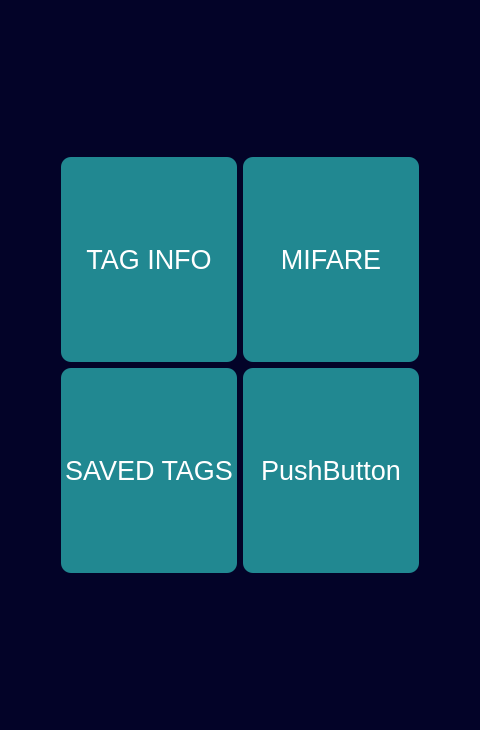
First picture: the form in app-gui.ui, repository javimarting/px3-app, before the edit.
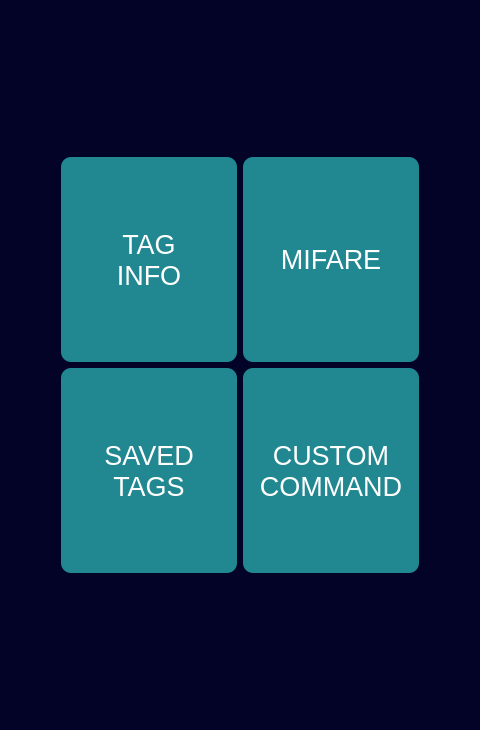
Second picture: the form after the edit. The open tabs and pages were chosen to show the change.

```diff
--- a/app-gui.ui
+++ b/app-gui.ui
@@ -192,7 +192,8 @@
                </sizepolicy>
               </property>
               <property name="text">
-               <string>PushButton</string>
+               <string>CUSTOM
+COMMAND</string>
               </property>
              </widget>
             </item>
@@ -205,7 +206,8 @@
                </sizepolicy>
               </property>
               <property name="text">
-               <string>SAVED TAGS</string>
+               <string>SAVED
+TAGS</string>
               </property>
              </widget>
             </item>
@@ -218,7 +220,8 @@
                </sizepolicy>
               </property>
               <property name="text">
-               <string>TAG INFO</string>
+               <string>TAG
+INFO</string>
               </property>
              </widget>
             </item>
```
Left out of the diff: 10 changed lines with no effect on the pictures.
